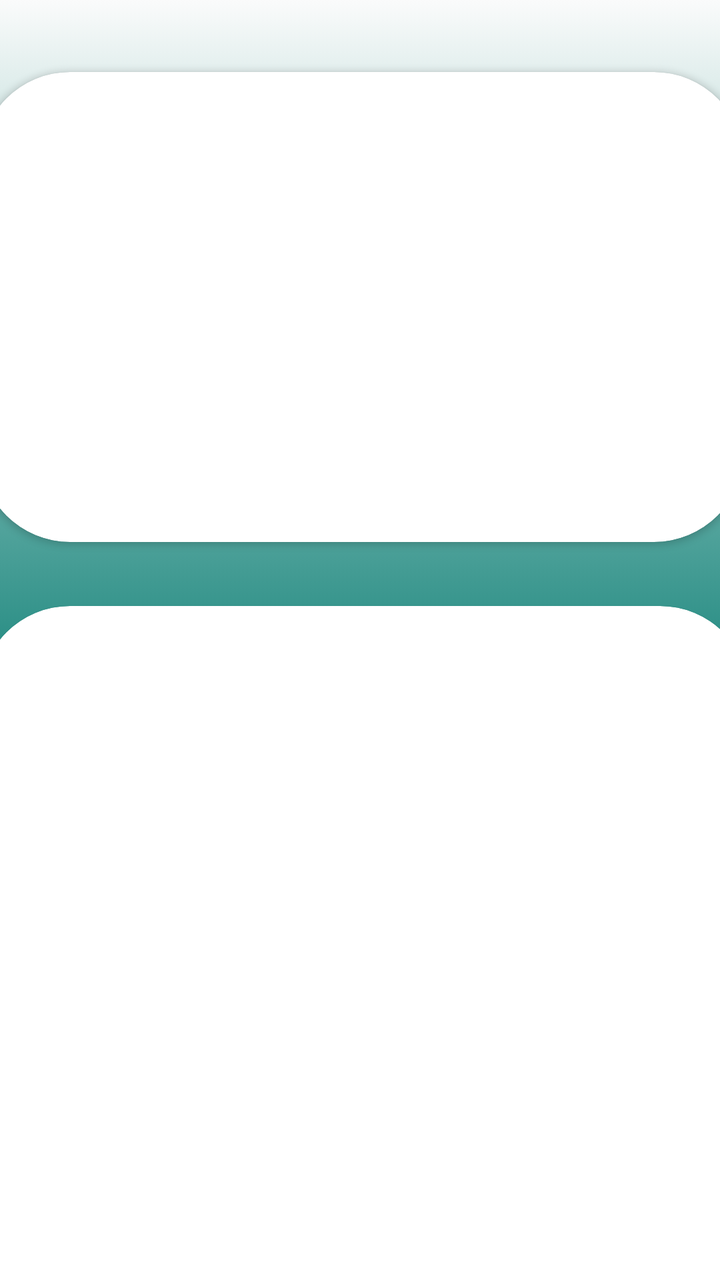
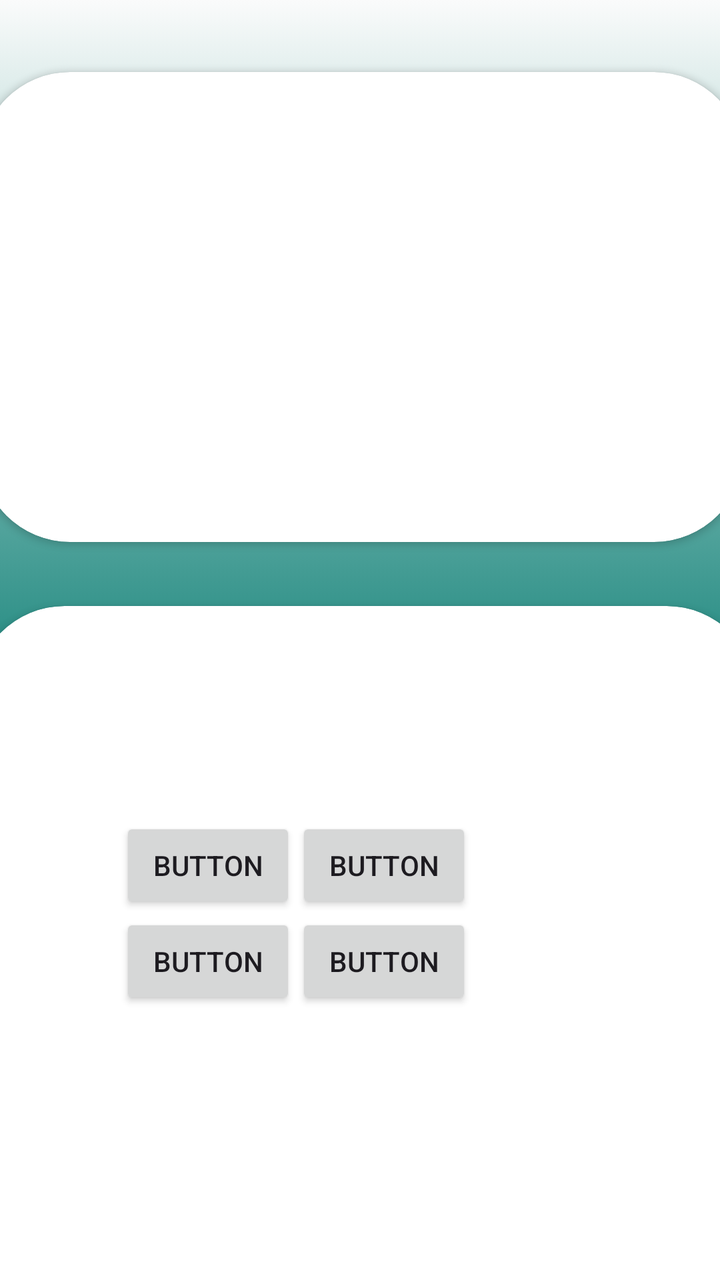

Before-and-after screenshots of an Android layout around one commit, followed by the original layout XML and the change that was made.
<!-- AndroidManifest.xml: application theme Theme.App_base -->
<!-- res/layout/activity_home.xml -->
<?xml version="1.0" encoding="utf-8"?>
<androidx.constraintlayout.widget.ConstraintLayout xmlns:android="http://schemas.android.com/apk/res/android"
    xmlns:app="http://schemas.android.com/apk/res-auto"
    xmlns:tools="http://schemas.android.com/tools"
    android:id="@+id/main"
    android:background="@drawable/gradient_background"
    android:layout_width="match_parent"
    android:layout_height="match_parent"
    tools:context=".home_act">

    <androidx.cardview.widget.CardView
        android:layout_width="385dp"
        android:layout_height="356dp"
        android:layout_marginTop="32dp"
        app:cardCornerRadius="45dp"
        app:layout_constraintEnd_toEndOf="parent"
        app:layout_constraintHorizontal_bias="0.423"
        app:layout_constraintStart_toStartOf="parent"
        app:layout_constraintTop_toBottomOf="@+id/cardView" />

    <androidx.cardview.widget.CardView
        android:id="@+id/cardView"
        android:layout_width="382dp"
        android:layout_height="235dp"
        android:layout_marginTop="36dp"
        app:cardCornerRadius="45dp"
        app:layout_constraintEnd_toEndOf="parent"
        app:layout_constraintHorizontal_bias="0.482"
        app:layout_constraintStart_toStartOf="parent"
        app:layout_constraintTop_toTopOf="parent" />
</androidx.constraintlayout.widget.ConstraintLayout>
<!-- resources referenced by this layout -->
<resources>
  <!-- drawable gradient_background (drawable) -->
  <?xml version="1.0" encoding="utf-8"?>
  <selector xmlns:android="http://schemas.android.com/apk/res/android">
      <item>
          <shape>
              <gradient
                  android:startColor="#094943"
                  android:centerColor="#2D9087"
                  android:endColor="#FAFBFB"
                  android:angle="90"/>
              <corners
                  android:radius="0dp"/>
          </shape>
      </item>
  </selector>
  <style name="Theme.App_base" parent="Base.Theme.App_base" />
  <style name="Base.Theme.App_base" parent="Theme.Material3.DayNight.NoActionBar">
          
          
      </style>
</resources>

<!-- the commit's change to res/layout/activity_home.xml (unified diff, before → after) -->
@@ -9,14 +9,65 @@
     tools:context=".home_act">
 
     <androidx.cardview.widget.CardView
-        android:layout_width="385dp"
-        android:layout_height="356dp"
+        android:layout_width="391dp"
+        android:layout_height="366dp"
         android:layout_marginTop="32dp"
         app:cardCornerRadius="45dp"
         app:layout_constraintEnd_toEndOf="parent"
         app:layout_constraintHorizontal_bias="0.423"
         app:layout_constraintStart_toStartOf="parent"
-        app:layout_constraintTop_toBottomOf="@+id/cardView" />
+        app:layout_constraintTop_toBottomOf="@+id/cardView" >
+
+        <androidx.constraintlayout.widget.ConstraintLayout
+            android:layout_width="match_parent"
+            android:layout_height="match_parent">
+
+            <TableLayout
+                android:layout_width="246dp"
+                android:layout_height="155dp"
+                app:layout_constraintBottom_toBottomOf="parent"
+                app:layout_constraintEnd_toEndOf="parent"
+                app:layout_constraintStart_toStartOf="parent"
+                app:layout_constraintTop_toTopOf="parent">
+
+                <TableRow
+                    android:layout_width="match_parent"
+                    android:layout_height="match_parent">
+
+                    <Button
+                        android:id="@+id/button11"
+                        android:layout_width="wrap_content"
+                        android:layout_height="wrap_content"
+                        android:text="Button" />
+
+                    <Button
+                        android:id="@+id/button12"
+                        android:layout_width="wrap_content"
+                        android:layout_height="wrap_content"
+                        android:text="Button" />
+
+                </TableRow>
+
+                <TableRow
+                    android:layout_width="match_parent"
+                    android:layout_height="match_parent">
+
+                    <Button
+                        android:id="@+id/button9"
+                        android:layout_width="wrap_content"
+                        android:layout_height="wrap_content"
+                        android:text="Button" />
+
+                    <Button
+                        android:id="@+id/button13"
+                        android:layout_width="wrap_content"
+                        android:layout_height="wrap_content"
+                        android:text="Button" />
+                </TableRow>
+
+            </TableLayout>
+        </androidx.constraintlayout.widget.ConstraintLayout>
+    </androidx.cardview.widget.CardView>
 
     <androidx.cardview.widget.CardView
         android:id="@+id/cardView"
@@ -27,5 +78,7 @@
         app:layout_constraintEnd_toEndOf="parent"
         app:layout_constraintHorizontal_bias="0.482"
         app:layout_constraintStart_toStartOf="parent"
-        app:layout_constraintTop_toTopOf="parent" />
+        app:layout_constraintTop_toTopOf="parent" >
+
+    </androidx.cardview.widget.CardView>
 </androidx.constraintlayout.widget.ConstraintLayout>
